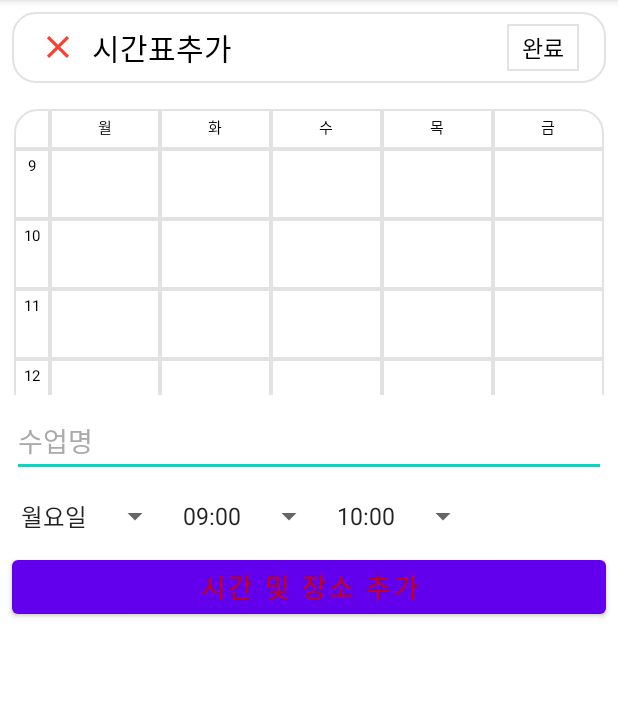
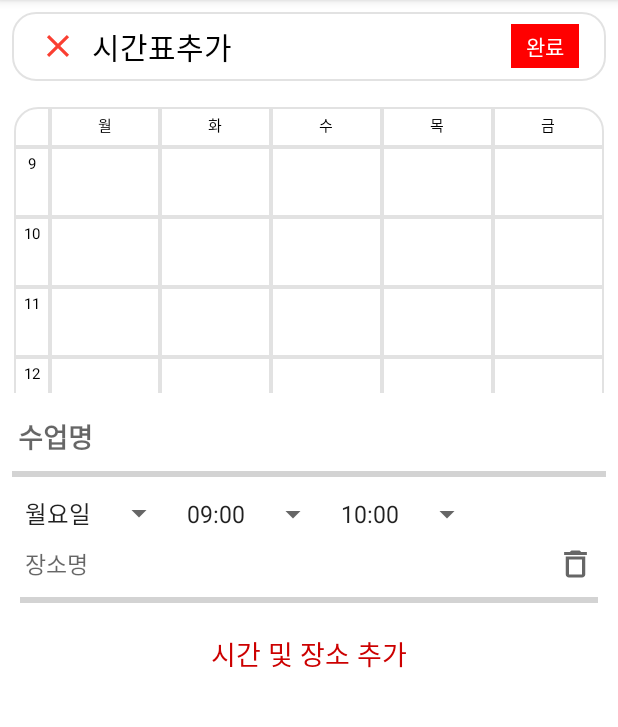
Before and after one commit to wh-Kwon/YeungJinTimes, an Android app: the AddScheduleActivity screen opened directly, with no data from a screen before it, after a tap on "시간 및 장소 추가", on a phone screen of 412 x 824 dp, the part 84-811 px from its top. Run offline under Robolectric (Android 15) with nearby library versions, the phone set to English and light mode, and no system bars.

Commit message:
recyclerView

```diff
--- a/app/src/main/java/com/example/myapplication/AddScheduleActivity.java
+++ b/app/src/main/java/com/example/myapplication/AddScheduleActivity.java
@@ -1,11 +1,15 @@
 package com.example.myapplication;
 
 import android.content.Intent;
+import android.graphics.Color;
 import android.os.Bundle;
 import android.view.View;
 import android.widget.Button;
+import android.widget.EditText;
+import android.widget.ImageButton;
 import android.widget.ImageView;
 import android.widget.Spinner;
+import android.widget.TextView;
 
 import androidx.appcompat.app.AppCompatActivity;
 import androidx.recyclerview.widget.LinearLayoutManager;
@@ -14,13 +18,21 @@ import androidx.recyclerview.widget.RecyclerView;
 import java.util.ArrayList;
 
 public class AddScheduleActivity extends AppCompatActivity {
-    RecyclerView recyclerView = null;
-    RecyclerViewAdapter adapter = null;
-    ArrayList<TimeAddRecyclerViewItem> list;
+    private RecyclerView recyclerView = null;
+    private RecyclerViewAdapter adapter = null;
+    private ArrayList<TimeAddRecyclerViewItem> list;
+
+    private boolean isAdd = true;
+    private int idx = 0;
+
+    private Button addTime;
+    private TextView complete;
 
     private Spinner daySpinner;
     private Spinner startTimeSpinner;
     private Spinner finishTimeSpinner;
+    private EditText addPlace;
+    private ImageButton deleteTime;
 
 
     @Override
@@ -36,39 +48,45 @@ public class AddScheduleActivity extends AppCompatActivity {
                 AddScheduleActivity.this.startActivity(MainActivityIntent);
             }
         });
-//        Spinner spinner = (Spinner) findViewById(R.id.daySpinner);
-//        spinner.setOnItemSelectedListener(new AdapterView.OnItemSelectedListener() {
-//            @Override
-//            public void onItemSelected(AdapterView<?> parent, View view, int pos, long id) {
-//
-//            }
-//            @Override
-//            public void onNothingSelected(AdapterView<?> parent) {}
-//        });
 
-        Button addTime = (Button) findViewById(R.id.addTime);
+        complete = (TextView) findViewById(R.id.completeButton);
+        complete.setOnClickListener(new View.OnClickListener() {
+            @Override
+            public void onClick(View v) {
+
+            }
+        });
 
         list = new ArrayList<>();
         recyclerView = findViewById(R.id.timeRecyclerView);
-        adapter = new RecyclerViewAdapter(list);
-        recyclerView.setAdapter(adapter);
-        recyclerView.setLayoutManager(new LinearLayoutManager(this, RecyclerView.HORIZONTAL, false));
-
+        recyclerView.setLayoutManager(new LinearLayoutManager(this));
         daySpinner = recyclerView.findViewById(R.id.daySpinner);
         startTimeSpinner = recyclerView.findViewById(R.id.startTimeSpinner);
         finishTimeSpinner = recyclerView.findViewById(R.id.finishTimeSpinner);
+        addPlace = recyclerView.findViewById(R.id.addPlace);
+        deleteTime = recyclerView.findViewById(R.id.deleteTime);
 
+        addTime = (Button) findViewById(R.id.addTime);
         addTime.setOnClickListener(new View.OnClickListener() {
             @Override
             public void onClick(View v) {
-                addItem(daySpinner, startTimeSpinner, finishTimeSpinner);
-                adapter.notifyDataSetChanged();
+                if(isAdd) {
+                    addItem(daySpinner, startTimeSpinner, finishTimeSpinner);
+                    adapter.notifyDataSetChanged();
+                    idx++;
+                    if(idx == 1) {
+                        complete.setBackgroundColor(Color.RED);
+                        complete.setTextColor(Color.WHITE);
+                    }
+                    if(idx == 3) {
+                        isAdd = false;
+                    }
+                }
             }
         });
 
-//        addItem(daySpinner, startTimeSpinner, finishTimeSpinner);
-//        addItem(daySpinner, startTimeSpinner, finishTimeSpinner);
-//        addItem(daySpinner, startTimeSpinner, finishTimeSpinner);
+        adapter = new RecyclerViewAdapter(list);
+        recyclerView.setAdapter(adapter);
     }
 
     private void addItem(Spinner daySpinner, Spinner startTimeSpinner, Spinner finishTimeSpinner) {
@@ -76,6 +94,8 @@ public class AddScheduleActivity extends AppCompatActivity {
         item.setDaySpinner(daySpinner);
         item.setStartTimeSpinner(startTimeSpinner);
         item.setFinishTimeSpinner(finishTimeSpinner);
+        item.setAddPlace(addPlace);
+        item.setDeleteTime(deleteTime);
         list.add(item);
     }
 
--- a/app/src/main/java/com/example/myapplication/RecyclerViewAdapter.java
+++ b/app/src/main/java/com/example/myapplication/RecyclerViewAdapter.java
@@ -1,9 +1,11 @@
 package com.example.myapplication;
 
-import android.content.Context;
 import android.view.LayoutInflater;
 import android.view.View;
 import android.view.ViewGroup;
+import android.widget.AdapterView;
+import android.widget.EditText;
+import android.widget.ImageButton;
 import android.widget.Spinner;
 
 import androidx.recyclerview.widget.RecyclerView;
@@ -18,17 +20,40 @@ public class RecyclerViewAdapter extends RecyclerView.Adapter<RecyclerViewAdapte
     // onCreateViewHolder : 아이템 뷰를 위한 뷰홀더 객체를 생성하여 리턴
     @Override
     public ViewHolder onCreateViewHolder(ViewGroup parent, int viewType) {
-        Context context = parent.getContext();
-        LayoutInflater inflater = (LayoutInflater) context.getSystemService(Context.LAYOUT_INFLATER_SERVICE);
-        View view = inflater.inflate(R.layout.time_recycler_item, parent, false);
+        View view = LayoutInflater.from(parent.getContext()).inflate(R.layout.time_recycler_item, parent, false);
         RecyclerViewAdapter.ViewHolder vh = new RecyclerViewAdapter.ViewHolder(view);
-        return vh;
+        ViewHolder holder = new ViewHolder(view);
+        return holder;
     }
 
     // onBindViewHolder : position에 해당하는 데이터를 뷰홀더의 아이템뷰에 표시
     @Override public void onBindViewHolder(ViewHolder holder, int position) {
-        TimeAddRecyclerViewItem item = mData.get(position);
+        holder.daySpinner.setOnItemSelectedListener(new AdapterView.OnItemSelectedListener() {
+            @Override
+            public void onItemSelected(AdapterView<?> parent, View view, int position, long id) {
 
+            }
+            @Override
+            public void onNothingSelected(AdapterView<?> parent) {}
+        });
+
+        holder.startTimeSpinner.setOnItemSelectedListener(new AdapterView.OnItemSelectedListener() {
+            @Override
+            public void onItemSelected(AdapterView<?> parent, View view, int position, long id) {
+
+            }
+            @Override
+            public void onNothingSelected(AdapterView<?> parent) {}
+        });
+
+        holder.finishTimeSpinner.setOnItemSelectedListener(new AdapterView.OnItemSelectedListener() {
+            @Override
+            public void onItemSelected(AdapterView<?> parent, View view, int position, long id) {
+
+            }
+            @Override
+            public void onNothingSelected(AdapterView<?> parent) {}
+        });
     }
 
     // getItemCount : 전체 데이터의 개수를 리턴
@@ -37,9 +62,11 @@ public class RecyclerViewAdapter extends RecyclerView.Adapter<RecyclerViewAdapte
 
     // 아이템 뷰를 저장하는 뷰홀더 클래스
     public class ViewHolder extends RecyclerView.ViewHolder {
-        Spinner daySpinner;
-        Spinner startTimeSpinner;
-        Spinner finishTimeSpinner;
+        protected Spinner daySpinner;
+        protected Spinner startTimeSpinner;
+        protected Spinner finishTimeSpinner;
+        protected EditText addPlace;
+        protected ImageButton deleteTime;
 
         ViewHolder(View itemView) {
             super(itemView);
@@ -48,6 +75,8 @@ public class RecyclerViewAdapter extends RecyclerView.Adapter<RecyclerViewAdapte
             daySpinner = itemView.findViewById(R.id.daySpinner);
             startTimeSpinner = itemView.findViewById(R.id.startTimeSpinner);
             finishTimeSpinner = itemView.findViewById(R.id.finishTimeSpinner);
+            addPlace = itemView.findViewById(R.id.addPlace);
+            deleteTime = itemView.findViewById(R.id.deleteTime);
         }
 
     }
--- a/app/src/main/java/com/example/myapplication/TimeAddRecyclerViewItem.java
+++ b/app/src/main/java/com/example/myapplication/TimeAddRecyclerViewItem.java
@@ -1,16 +1,26 @@
 package com.example.myapplication;
 
+import android.widget.EditText;
+import android.widget.ImageButton;
 import android.widget.Spinner;
 
 public class TimeAddRecyclerViewItem {
-    Spinner daySpinner;
-    Spinner startTimeSpinner;
-    Spinner finishTimeSpinner;
+    private Spinner daySpinner;
+    private Spinner startTimeSpinner;
+    private Spinner finishTimeSpinner;
+    private EditText addPlace;
+    private ImageButton deleteTime;
+
     public void setDaySpinner(Spinner daySpinner) { this.daySpinner = daySpinner; }
     public void setStartTimeSpinner(Spinner startTimeSpinner) { this.startTimeSpinner = startTimeSpinner; }
     public void setFinishTimeSpinner(Spinner finishTimeSpinner) { this.finishTimeSpinner = finishTimeSpinner; }
+    public void setAddPlace(EditText addPlace) { this.addPlace = addPlace; }
+    public void setDeleteTime(ImageButton deleteTime) { this.deleteTime = deleteTime; }
+
     public Spinner getDaySpinner() { return daySpinner; }
     public Spinner getStartTimeSpinner() { return startTimeSpinner; }
     public Spinner getFinishTimeSpinner() { return finishTimeSpinner; }
+    public EditText getAddPlace() { return addPlace; }
+    public ImageButton getDeleteTime() { return deleteTime; }
 
 }
--- /dev/null
+++ b/app/src/main/res/drawable/ic_outline_delete_24.xml
@@ -0,0 +1,10 @@
+<vector xmlns:android="http://schemas.android.com/apk/res/android"
+    android:width="24dp"
+    android:height="24dp"
+    android:viewportWidth="24"
+    android:viewportHeight="24"
+    android:tint="?attr/colorControlNormal">
+  <path
+      android:fillColor="@android:color/white"
+      android:pathData="M16,9v10H8V9h8m-1.5,-6h-5l-1,1H5v2h14V4h-3.5l-1,-1zM18,7H6v12c0,1.1 0.9,2 2,2h8c1.1,0 2,-0.9 2,-2V7z"/>
+</vector>
--- a/app/src/main/res/layout/activity_add_schedule.xml
+++ b/app/src/main/res/layout/activity_add_schedule.xml
@@ -38,13 +38,14 @@
             android:layout_weight="1"/>
 
         <TextView
+            android:id="@+id/completeButton"
             android:layout_width="wrap_content"
             android:layout_height="wrap_content"
             android:paddingLeft="10dp"
             android:paddingRight="10dp"
             android:layout_marginRight="10dp"
             android:text="완료"
-            android:textSize="15dp"
+            android:textSize="14dp"
             android:background="@drawable/border_square"
             android:textColor="@color/black"
             android:layout_gravity="center_vertical"/>
@@ -54,19 +55,31 @@
     <include layout="@layout/schedule"
         android:layout_width="match_parent"
         android:layout_height="200dp"
-        android:layout_marginBottom="2dp"/>
+        android:layout_marginBottom="10dp"/>
 
     <EditText
         android:id="@+id/classAdd"
         android:layout_width="match_parent"
         android:layout_height="wrap_content"
-        android:text="수업명"
+        android:hint="수업명"
         android:textSize="18dp"
         android:layout_marginTop="5dp"
+        android:layout_marginLeft="12dp"
+        android:layout_marginRight="12dp"
+        android:layout_marginBottom="5dp"
+        android:textColor="@android:color/darker_gray"
+        android:textStyle="bold"
+        android:background="@android:color/transparent"/>
+
+    <View
+        android:layout_width="match_parent"
+        android:layout_height="6px"
+        android:background="#d3d3d3"
         android:layout_marginLeft="8dp"
         android:layout_marginRight="8dp"
+        android:layout_marginTop="4dp"
         android:layout_marginBottom="4dp"
-        android:textColor="@android:color/darker_gray"/>
+        />
 
     <androidx.recyclerview.widget.RecyclerView
         android:layout_width="match_parent"
@@ -78,11 +91,13 @@
         android:id="@+id/addTime"
         android:layout_width="match_parent"
         android:layout_height="wrap_content"
+        style="?android:attr/borderlessButtonStyle"
+        android:backgroundTint="@color/white"
+        android:textColor="@android:color/holo_red_dark"
         android:text="시간 및 장소 추가"
         android:textSize="18dp"
-        android:padding="4dp"
         android:layout_marginLeft="8dp"
         android:layout_marginRight="8dp"
-        android:textColor="@android:color/holo_red_dark"/>
+        />
 
 </LinearLayout>
--- a/app/src/main/res/layout/time_recycler_item.xml
+++ b/app/src/main/res/layout/time_recycler_item.xml
@@ -1,12 +1,20 @@
 <?xml version="1.0" encoding="utf-8"?>
 <LinearLayout xmlns:android="http://schemas.android.com/apk/res/android"
-    android:orientation="horizontal" android:layout_width="match_parent"
+    android:orientation="vertical" android:layout_width="match_parent"
     android:layout_height="wrap_content"
-    android:padding="6dp"
     android:gravity="center_vertical"
-    android:layout_marginTop="4dp"
-    android:layout_marginBottom="5dp"
+    android:layout_marginTop="8dp"
+    android:layout_marginBottom="8dp"
+    android:layout_marginLeft="5dp"
+    android:layout_marginRight="5dp"
     android:background="@android:color/white">
+
+    <LinearLayout
+        android:layout_width="match_parent"
+        android:layout_height="wrap_content"
+        android:orientation="horizontal"
+        android:layout_marginLeft="3dp"
+        android:layout_marginRight="3dp">
 
         <Spinner
             android:id="@+id/daySpinner"
@@ -25,4 +33,44 @@
             android:layout_width="wrap_content"
             android:layout_height="wrap_content"
             android:entries="@array/finishTimeArray"/>
+
+
+
     </LinearLayout>
+
+    <LinearLayout
+        android:layout_width="match_parent"
+        android:layout_height="wrap_content"
+        android:orientation="horizontal">
+
+        <EditText
+            android:id="@+id/addPlace"
+            android:layout_width="match_parent"
+            android:layout_height="wrap_content"
+            android:layout_weight="10"
+            android:hint="장소명"
+            android:layout_marginLeft="7dp"
+            android:backgroundTint="@android:color/transparent"
+            android:textSize="15dp"
+            android:textColor="@android:color/darker_gray"/>
+
+        <ImageButton
+            android:id="@+id/deleteTime"
+            android:layout_width="match_parent"
+            android:layout_height="wrap_content"
+            android:layout_weight="100"
+            android:background="@drawable/ic_outline_delete_24"
+            android:layout_marginRight="10dp"
+            android:layout_gravity="center_vertical"/>
+
+    </LinearLayout>
+
+    <View
+        android:layout_width="match_parent"
+        android:layout_height="6px"
+        android:background="#d3d3d3"
+        android:layout_marginLeft="8dp"
+        android:layout_marginRight="8dp"
+        android:layout_marginBottom="2dp" />
+
+</LinearLayout>
```
Lines whose indentation alone changed are shown as unchanged.
